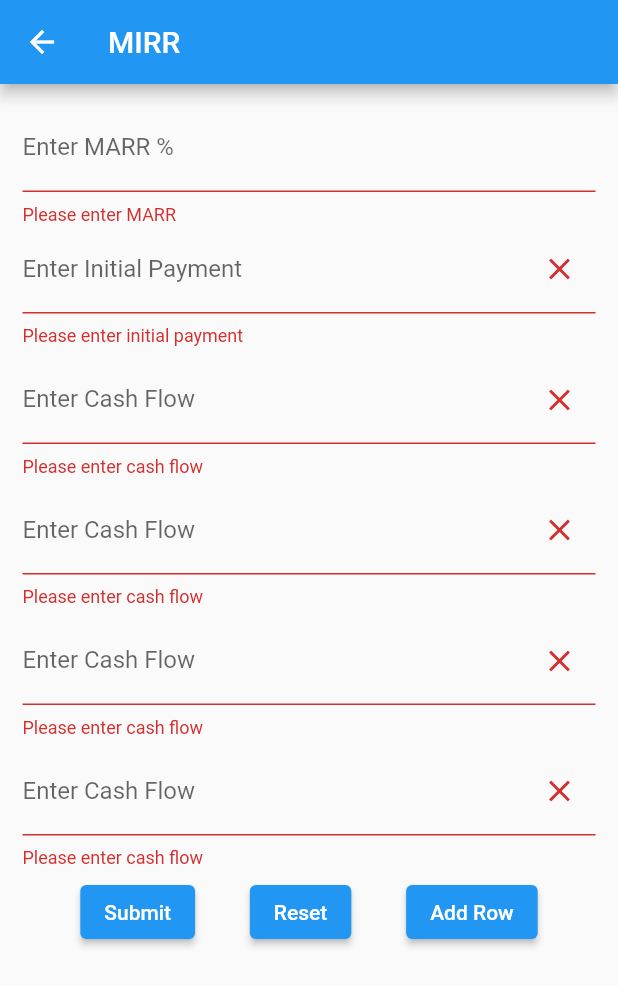
After one commit to Bibek-Dahal/financial_calculator, a Flutter app: the MIRR screen opened directly, after a tap on "Submit", on a phone screen of 412 x 824 dp. The commit adds this screen. Shown: the top 986 px of the screen. Run offline on Flutter 3.47's test engine with Material 2 defaults, Android fonts, the phone set to English and light mode, and no system bars; missing offline and left inert: dart:ffi.

Commit message:
MIRR completed

```diff
--- /dev/null
+++ b/lib/screens/mirrCalc.dart
@@ -0,0 +1,226 @@
+import 'dart:math';
+
+import 'package:flutter/material.dart';
+import 'package:intl/intl.dart';
+
+class MIRR extends StatefulWidget {
+  const MIRR({Key? key}) : super(key: key);
+
+  @override
+  State<MIRR> createState() => _MIRRState();
+}
+
+class _MIRRState extends State<MIRR> {
+  double mirr = 0.0;
+  double interest = 0.0;
+  double pvCOF = 0.0;
+  double fvCIF = 0.0;
+  int paymentsNum = 5;
+  bool isCalculated = false;
+  final payments = Map<int, String>();
+  NumberFormat myFormat = NumberFormat.decimalPattern('en_us');
+
+  final _formKey = GlobalKey<FormState>();
+  final interestController = TextEditingController();
+
+  void handleChange(index, value) {
+    payments[index] = value;
+
+    print(payments);
+  }
+
+  void calMIRR() {
+    pvCOF = 0.0;
+    fvCIF = 0.0;
+    List cf = [];
+    payments.forEach((key, value) {
+      cf.add(double.parse(value));
+    });
+
+    for (int i = 0; i < cf.length; i++) {
+      if (cf[i] < 0) {
+        //for calculating PV value of i can be used as power
+        pvCOF += cf[i] / (pow((1 + interest), i));
+      } else {
+        //for calculating i value of i cant ba used as power of i
+
+        fvCIF += cf[i] * (pow((1 + interest), cf.length - 1 - i));
+      }
+    }
+
+    print('pvCOF: ${pvCOF.abs()}');
+    print('fvCIF: $fvCIF');
+
+    mirr = (pow(fvCIF / pvCOF.abs(), 1 / (cf.length - 1)) - 1);
+
+    setState(() {
+      mirr = mirr;
+      isCalculated = true;
+    });
+
+    // print('MIRR: ${(mirr * 100).toStringAsFixed(2)}');
+    print(
+        '${mirr * 100 == -100.00 ? 'Error' : (mirr * 100).toStringAsFixed(2)}');
+  }
+
+  @override
+  Widget build(BuildContext context) {
+    return Scaffold(
+      appBar: AppBar(
+        // Here we take the value from the MyHomePage object that was created by
+        // the App.build method, and use it to set our appbar title.
+        title: const Text('MIRR'),
+      ),
+      body: Form(
+        key: _formKey,
+        child: Padding(
+          padding: const EdgeInsets.symmetric(vertical: 10.0, horizontal: 15.0),
+          child: ListView.builder(
+              itemCount: paymentsNum + 1,
+              itemBuilder: (BuildContext context, int index) {
+                if (index == paymentsNum) {
+                  return Padding(
+                    padding: EdgeInsets.all(2),
+                    child: Column(children: [
+                      Row(
+                        mainAxisAlignment: MainAxisAlignment.spaceEvenly,
+                        children: [
+                          ElevatedButton(
+                            onPressed: () {
+                              // Validate returns true if the form is valid, or false otherwise.
+                              if (_formKey.currentState!.validate()) {
+                                // setState(() {
+                                print('validated');
+
+                                interest =
+                                    double.parse(interestController.text) / 100;
+                                //calculate IRR
+                                calMIRR();
+                              }
+                            },
+                            child: const Text('Submit'),
+                          ),
+                          ElevatedButton(
+                            onPressed: () {
+                              Navigator.pushReplacement(
+                                context,
+                                MaterialPageRoute<void>(
+                                  builder: (BuildContext context) =>
+                                      const MIRR(),
+                                ),
+                              );
+                            },
+                            child: Text('Reset'),
+                          ),
+                          ElevatedButton(
+                            onPressed: () {
+                              setState(() {
+                                paymentsNum++;
+                              });
+                            },
+                            child: Text('Add Row'),
+                          ),
+                        ],
+                      ),
+                      if (isCalculated)
+                        Column(
+                          children: [
+                            Text(
+                                'MIRR: ${mirr * 100 == -100.00 ? 'Error' : (mirr * 100).toStringAsFixed(2)}%'),
+                            // Text('NPV: $netPresentValue')
+                          ],
+                        )
+                    ]),
+                  );
+                } else {
+                  return Padding(
+                      padding: const EdgeInsets.only(top: 3.0, bottom: 3.0),
+                      child: index != 0
+                          ? TextFormField(
+                              decoration: InputDecoration(
+                                border: UnderlineInputBorder(),
+                                labelText: 'Enter Cash Flow',
+                                suffixIcon: InkWell(
+                                  child: Icon(Icons.close),
+                                  onTap: () {
+                                    if (paymentsNum > 2) {
+                                      payments.remove(index);
+                                      setState(() {
+                                        paymentsNum--;
+                                      });
+                                    }
+                                  },
+                                ),
+                              ),
+                              keyboardType: TextInputType.number,
+                              onChanged: (value) {
+                                print(value);
+                                handleChange(index, value);
+                              },
+                              validator: (value) {
+                                if (value == null || value.isEmpty) {
+                                  return 'Please enter cash flow';
+                                } else {
+                                  return null;
+                                }
+                              },
+                            )
+                          : Column(
+                              children: [
+                                TextFormField(
+                                  controller: interestController,
+                                  decoration: const InputDecoration(
+                                    border: UnderlineInputBorder(),
+                                    labelText: 'Enter MARR %',
+                                  ),
+                                  keyboardType: TextInputType.number,
+                                  validator: (value) {
+                                    if (value == null || value.isEmpty) {
+                                      return 'Please enter MARR';
+                                    } else if (double.parse(value) < 0) {
+                                      return 'MARR should be greater 0';
+                                    } else {
+                                      return null;
+                                    }
+                                  },
+                                ),
+                                TextFormField(
+                                  decoration: InputDecoration(
+                                    border: UnderlineInputBorder(),
+                                    labelText: 'Enter Initial Payment',
+                                    suffixIcon: InkWell(
+                                      child: Icon(Icons.close),
+                                      onTap: () {
+                                        if (paymentsNum > 2) {
+                                          payments.remove(index);
+                                          setState(() {
+                                            paymentsNum--;
+                                          });
+                                        }
+                                      },
+                                    ),
+                                  ),
+                                  keyboardType: TextInputType.number,
+                                  onChanged: (value) {
+                                    print(value);
+                                    handleChange(index, value);
+                                  },
+                                  validator: (value) {
+                                    if (value == null || value.isEmpty) {
+                                      return 'Please enter initial payment';
+                                    } else if (double.parse(value) > 0) {
+                                      return 'initial payment should be less then 0';
+                                    } else {
+                                      return null;
+                                    }
+                                  },
+                                ),
+                              ],
+                            ));
+                }
+              }),
+        ),
+      ),
+    );
+  }
+}
```
Also changed, not shown: lib/screens/home.dart (+14 -0 lines).
